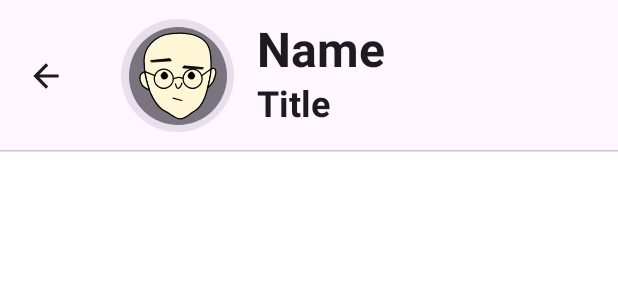
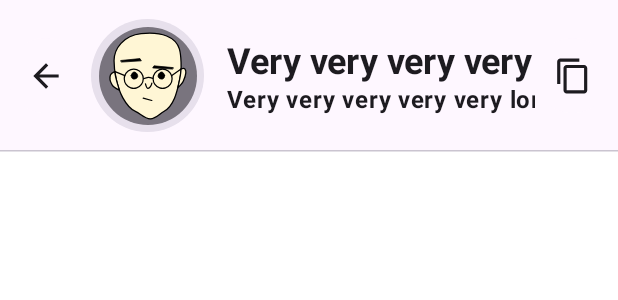
Before and after one commit to mu54omd/u-llama, an Android app built with Jetpack Compose: the @Preview function ChatTopBarPreview, on a phone screen of 412 x 824 dp. Shown: the top 300 px of the screen. Run offline under Robolectric (Android 15) with nearby library versions, the light colour scheme and no system bars.

Commit message:
add copy functionality to chat screen and some minor UI change

```diff
--- a/app/src/main/java/com/example/ollamaui/data/remote/OllamaApi.kt
+++ b/app/src/main/java/com/example/ollamaui/data/remote/OllamaApi.kt
@@ -3,14 +3,9 @@ package com.example.ollamaui.data.remote
 import com.example.ollamaui.domain.model.ChatInputModel
 import com.example.ollamaui.domain.model.ChatResponse
 import com.example.ollamaui.domain.model.TagResponse
-import com.example.ollamaui.utils.Constants.OLLAMA_BASE_ENDPOINT
-import com.example.ollamaui.utils.Constants.OLLAMA_BASE_URL
-import com.example.ollamaui.utils.Constants.OLLAMA_CHAT_ENDPOINT
-import com.example.ollamaui.utils.Constants.OLLAMA_LIST_ENDPOINT
 import retrofit2.http.Body
 import retrofit2.http.GET
 import retrofit2.http.POST
-import retrofit2.http.Path
 import retrofit2.http.Url
 
 
--- a/app/src/main/java/com/example/ollamaui/ui/screen/chat/components/ChatTitle.kt
+++ b/app/src/main/java/com/example/ollamaui/ui/screen/chat/components/ChatTitle.kt
@@ -1,18 +1,27 @@
 package com.example.ollamaui.ui.screen.chat.components
 
-import androidx.compose.foundation.Image
+import androidx.compose.foundation.MarqueeSpacing
+import androidx.compose.foundation.basicMarquee
+import androidx.compose.foundation.clickable
+import androidx.compose.foundation.gestures.detectTapGestures
+import androidx.compose.foundation.horizontalScroll
 import androidx.compose.foundation.layout.Arrangement
 import androidx.compose.foundation.layout.Column
-import androidx.compose.foundation.layout.Row
-import androidx.compose.foundation.layout.fillMaxHeight
+import androidx.compose.foundation.rememberScrollState
 import androidx.compose.material3.MaterialTheme
 import androidx.compose.material3.Text
 import androidx.compose.runtime.Composable
+import androidx.compose.runtime.getValue
+import androidx.compose.runtime.mutableStateOf
+import androidx.compose.runtime.remember
+import androidx.compose.runtime.setValue
 import androidx.compose.ui.Alignment
 import androidx.compose.ui.Modifier
-import androidx.compose.ui.res.painterResource
+import androidx.compose.ui.input.pointer.pointerInput
 import androidx.compose.ui.text.font.FontWeight
+import androidx.compose.ui.text.style.TextOverflow
 import androidx.compose.ui.tooling.preview.Preview
+import androidx.compose.ui.unit.dp
 import com.example.ollamaui.ui.theme.OllamaUITheme
 
 @Composable
@@ -21,6 +30,8 @@ fun ChatTitle(
     title: String,
     botName: String,
     ) {
+    var isEnable1 by remember { mutableStateOf(false)}
+    var isEnable2 by remember { mutableStateOf(false)}
     Column(
         horizontalAlignment = Alignment.Start,
         verticalArrangement = Arrangement.Center,
@@ -28,25 +39,36 @@ fun ChatTitle(
     ) {
         Text(
             text = botName,
-            style = MaterialTheme.typography.headlineLarge.copy(fontWeight = FontWeight.Bold),
-            color = MaterialTheme.colorScheme.onBackground
+            style = MaterialTheme.typography.headlineSmall.copy(fontWeight = FontWeight.Bold),
+            color = MaterialTheme.colorScheme.onBackground,
+            overflow = TextOverflow.Ellipsis,
+            maxLines = 1,
+            modifier = Modifier
+                .basicMarquee(iterations = if(isEnable1) Int.MAX_VALUE else 0, spacing = MarqueeSpacing(10.dp))
+                .pointerInput(Unit){detectTapGestures(onTap = {isEnable1 = !isEnable1})}
         )
         Text(
             text = title,
-            style = MaterialTheme.typography.headlineSmall.copy(fontWeight = FontWeight.Bold),
-            color = MaterialTheme.colorScheme.onBackground
+            style = MaterialTheme.typography.bodyLarge.copy(fontWeight = FontWeight.Bold),
+            color = MaterialTheme.colorScheme.onBackground,
+            overflow = TextOverflow.Ellipsis,
+            maxLines = 1,
+            modifier = Modifier
+                .basicMarquee(iterations = if(isEnable2) Int.MAX_VALUE else 0, spacing = MarqueeSpacing(10.dp))
+                .pointerInput(Unit){detectTapGestures(onTap = {isEnable2 = !isEnable2})}
+
         )
     }
 
 }
 
-@Preview
+@Preview(showSystemUi = true)
 @Composable
 private fun ChatTitlePreview() {
     OllamaUITheme {
         ChatTitle(
-            botName = "Bot",
-            title = "Chat"
+            botName = "Boooooooooooooooooooooooooooooooooot",
+            title = "Chaaaaaaaaaaaaaaaaaaaaaaaaaaaaaaaaaaat"
         )
     }
 }
--- a/app/src/main/java/com/example/ollamaui/ui/screen/chat/components/ChatTopBar.kt
+++ b/app/src/main/java/com/example/ollamaui/ui/screen/chat/components/ChatTopBar.kt
@@ -34,7 +34,9 @@ fun ChatTopBar(
     @DrawableRes chatIcon: Int,
     botName: String,
     chatTitle: String,
-    onBackClick: () -> Unit
+    onBackClick: () -> Unit,
+    onCopyClick: () -> Unit,
+    isCopyButtonEnabled: Boolean
 ) {
     Column(
         verticalArrangement = Arrangement.Center,
@@ -42,7 +44,7 @@ fun ChatTopBar(
     ) {
         Row(
             verticalAlignment = Alignment.CenterVertically,
-            horizontalArrangement = Arrangement.Start,
+            horizontalArrangement = Arrangement.SpaceBetween,
             modifier = modifier
                 .fillMaxWidth()
                 .background(color = MaterialTheme.colorScheme.background)
@@ -56,7 +58,11 @@ fun ChatTopBar(
                 buttonSize = 50,
                 containerColor = MaterialTheme.colorScheme.background
             )
-            Spacer(modifier = Modifier.width(20.dp))
+            Row(
+                verticalAlignment = Alignment.CenterVertically,
+                horizontalArrangement = Arrangement.Start,
+                modifier = Modifier.weight(1f)
+            ) {
                 Box(
                     modifier = Modifier
                         .padding(5.dp)
@@ -72,25 +78,35 @@ fun ChatTopBar(
                             .clip(RoundedCornerShape(100))
                             .background(color = MaterialTheme.colorScheme.outline)
                             .size(65.dp),
-//                    tint = MaterialTheme.colorScheme.onSurface
                     )
                 }
                 Spacer(modifier = Modifier.width(10.dp))
                 ChatTitle(title = chatTitle, botName = botName)
             }
+            CustomButton(
+                description = "Copy Icon",
+                onButtonClick = onCopyClick,
+                icon = R.drawable.baseline_content_copy_24,
+                buttonSize = 50,
+                containerColor = MaterialTheme.colorScheme.background,
+                isButtonEnabled = isCopyButtonEnabled
+            )
+        }
         HorizontalDivider()
     }
 }
 
-@Preview
+@Preview(showSystemUi = true)
 @Composable
 private fun ChatTopBarPreview() {
     OllamaUITheme {
         ChatTopBar(
-            botName = "Name",
-            chatTitle = "Title",
+            botName = "Very very very very very long name",
+            chatTitle = "Very very very very very long title",
             chatIcon = R.drawable.avatar_man_03,
-            onBackClick = {}
+            onBackClick = {},
+            onCopyClick = {},
+            isCopyButtonEnabled = true
         )
     }
 }
--- /dev/null
+++ b/app/src/main/res/drawable/baseline_content_copy_24.xml
@@ -0,0 +1,5 @@
+<vector xmlns:android="http://schemas.android.com/apk/res/android" android:height="24dp" android:tint="#000000" android:viewportHeight="24" android:viewportWidth="24" android:width="24dp">
+
+    <path android:fillColor="@android:color/white" android:pathData="M16,1L4,1c-1.1,0 -2,0.9 -2,2v14h2L4,3h12L16,1zM19,5L8,5c-1.1,0 -2,0.9 -2,2v14c0,1.1 0.9,2 2,2h11c1.1,0 2,-0.9 2,-2L21,7c0,-1.1 -0.9,-2 -2,-2zM19,21L8,21L8,7h11v14z"/>
+
+</vector>
--- /dev/null
+++ b/app/src/main/res/drawable/baseline_stop_24.xml
@@ -0,0 +1,5 @@
+<vector xmlns:android="http://schemas.android.com/apk/res/android" android:height="24dp" android:tint="#000000" android:viewportHeight="24" android:viewportWidth="24" android:width="24dp">
+
+    <path android:fillColor="@android:color/white" android:pathData="M6,6h12v12H6z"/>
+
+</vector>
```
Also changed, not shown: app/src/main/java/com/example/ollamaui/ui/common/messageModelToText.kt (added, +11 -0 lines), app/src/main/java/com/example/ollamaui/ui/screen/chat/ChatScreen.kt (+25 -8 lines), app/src/main/java/com/example/ollamaui/ui/screen/chat/components/ChatBottomBar.kt (+14 -23 lines), app/src/main/java/com/example/ollamaui/ui/screen/home/components/CustomTextField.kt (+16 -1 lines), app/src/main/java/com/example/ollamaui/ui/screen/home/components/NewChatItem.kt (+25 -4 lines). Lines whose indentation alone changed are shown as unchanged.
